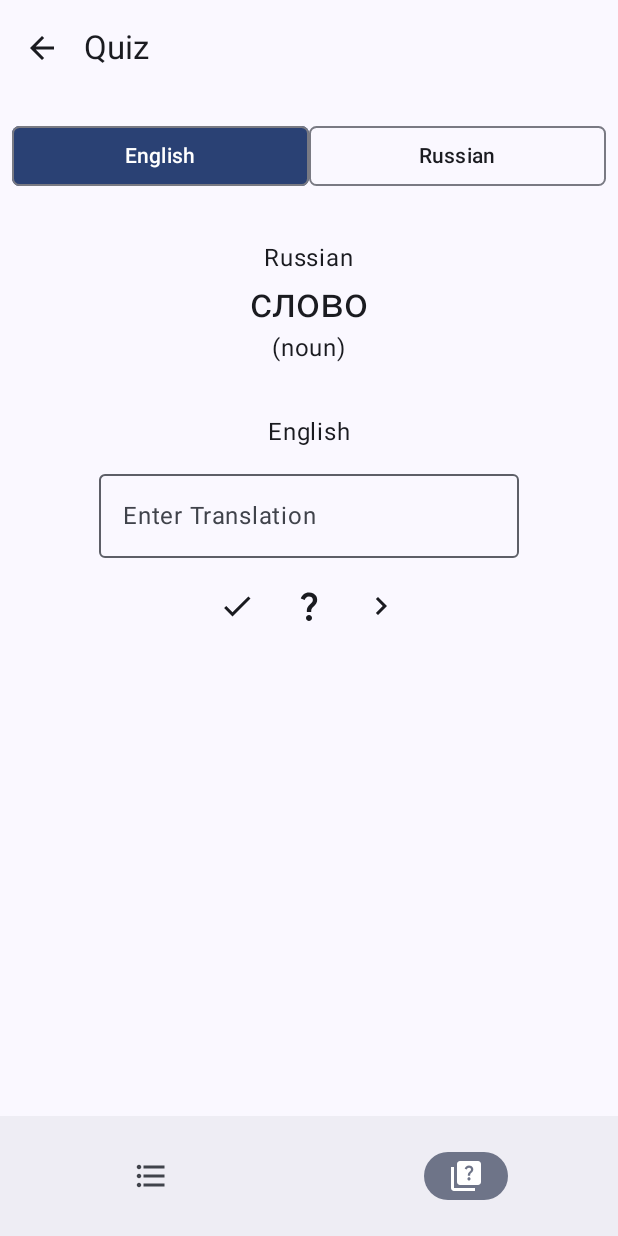
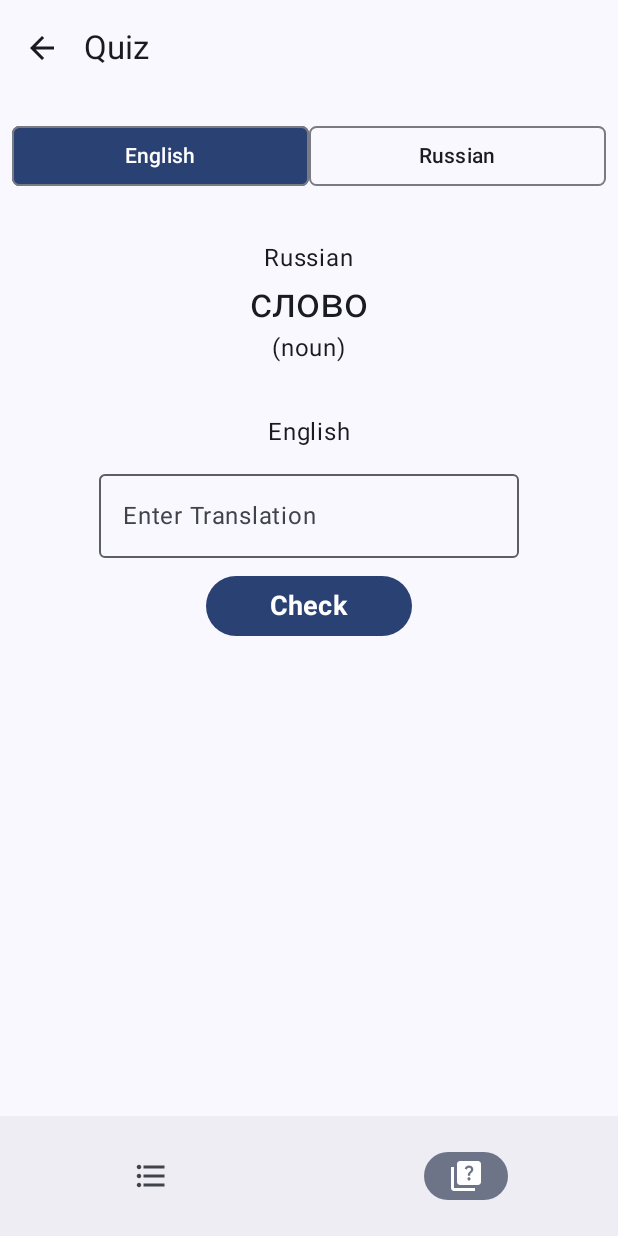
Before and after one commit to xmil9/slovo, an Android app built with Jetpack Compose: the quiz screen opened through its navigation route, on a phone screen of 412 x 824 dp. Run offline under Robolectric (Android 15) with nearby library versions, the phone set to English and light mode, and no system bars; our stand-ins replace Room's generated code.

Commit message:
Polish quiz workflow and appearance.

```diff
--- a/app/src/main/java/net/mikelindner/slovo/WordQuizView.kt
+++ b/app/src/main/java/net/mikelindner/slovo/WordQuizView.kt
@@ -1,46 +1,46 @@
 package net.mikelindner.slovo
 
-import android.media.MediaPlayer
 import androidx.compose.foundation.layout.Arrangement
 import androidx.compose.foundation.layout.Column
 import androidx.compose.foundation.layout.Row
 import androidx.compose.foundation.layout.Spacer
-import androidx.compose.foundation.layout.calculateStartPadding
 import androidx.compose.foundation.layout.fillMaxSize
 import androidx.compose.foundation.layout.fillMaxWidth
 import androidx.compose.foundation.layout.height
 import androidx.compose.foundation.layout.padding
 import androidx.compose.foundation.shape.CornerSize
 import androidx.compose.foundation.shape.RoundedCornerShape
+import androidx.compose.foundation.text.KeyboardActions
+import androidx.compose.foundation.text.KeyboardOptions
 import androidx.compose.material.icons.Icons
 import androidx.compose.material.icons.filled.Check
 import androidx.compose.material.icons.filled.Close
-import androidx.compose.material.icons.filled.KeyboardArrowRight
 import androidx.compose.material3.Button
 import androidx.compose.material3.ButtonColors
 import androidx.compose.material3.ButtonDefaults
 import androidx.compose.material3.Icon
-import androidx.compose.material3.IconButton
 import androidx.compose.material3.MaterialTheme
 import androidx.compose.material3.OutlinedButton
 import androidx.compose.material3.OutlinedTextField
 import androidx.compose.material3.Scaffold
 import androidx.compose.material3.Text
-import androidx.compose.material3.TextButton
 import androidx.compose.runtime.Composable
+import androidx.compose.runtime.LaunchedEffect
 import androidx.compose.runtime.mutableStateOf
 import androidx.compose.runtime.remember
 import androidx.compose.ui.Alignment
 import androidx.compose.ui.Modifier
 import androidx.compose.ui.draw.scale
+import androidx.compose.ui.focus.FocusRequester
+import androidx.compose.ui.focus.focusRequester
 import androidx.compose.ui.graphics.Color
-import androidx.compose.ui.modifier.ModifierLocalMap
 import androidx.compose.ui.platform.LocalContext
-import androidx.compose.ui.res.painterResource
-import androidx.compose.ui.text.TextStyle
+import androidx.compose.ui.platform.LocalFocusManager
+import androidx.compose.ui.text.font.FontWeight
+import androidx.compose.ui.text.input.ImeAction
 import androidx.compose.ui.tooling.preview.Preview
-import androidx.compose.ui.unit.LayoutDirection
 import androidx.compose.ui.unit.dp
+import androidx.compose.ui.unit.sp
 import androidx.navigation.NavHostController
 import net.mikelindner.slovo.ui.theme.SlovoTheme
 
@@ -59,9 +59,37 @@ fun WordQuizView(
     navBack: () -> Unit,
     bottomBar: @Composable () -> Unit
 ) {
-    var revealTranslation = remember { mutableStateOf(false) }
+    var showCheckButton = remember { mutableStateOf(true) }
+    var showNextButton = remember { mutableStateOf(false) }
+    var showTranslation = remember { mutableStateOf(false) }
     var showResult = remember { mutableStateOf(false) }
     var isCorrect = remember { mutableStateOf(false) }
+
+    val focusManager = LocalFocusManager.current
+    val focusRequester = remember { FocusRequester() }
+
+    fun onCheckTranslation() {
+        focusManager.clearFocus()
+        isCorrect.value = vm.checkTranslation()
+        showResult.value = true
+        showTranslation.value = true
+        showCheckButton.value = false
+        showNextButton.value = true
+    }
+
+    fun onNextWord() {
+        showTranslation.value = false
+        showResult.value = false
+        showCheckButton.value = true
+        showNextButton.value = false
+        vm.nextWord()
+        focusRequester.requestFocus()
+    }
+
+    // Sets focus to focus requester initially.
+    LaunchedEffect(Unit) {
+        focusRequester.requestFocus()
+    }
 
     Scaffold(
         bottomBar = bottomBar,
@@ -112,46 +140,51 @@ fun WordQuizView(
             Text(vm.toLanguage)
             OutlinedTextField(
                 label = { Text("Enter Translation") },
-                modifier = Modifier.padding(top = 8.dp, bottom = 8.dp),
+                modifier = Modifier
+                    .focusRequester(focusRequester)
+                    .padding(top = 8.dp, bottom = 8.dp),
                 onValueChange = { vm.enteredTranslation = it },
+                keyboardOptions = KeyboardOptions(imeAction = ImeAction.Done),
+                keyboardActions = KeyboardActions(
+                    onDone = { onCheckTranslation() }
+                ),
                 singleLine = true,
                 value = vm.enteredTranslation
             )
 
-            Row {
-                IconButton(
-                    onClick = {
-                        isCorrect.value = vm.checkTranslation()
-                        showResult.value = true
-                        revealTranslation.value = true
+            Row() {
+                Spacer(modifier = Modifier.weight(1f))
+
+                if (showCheckButton.value) {
+                    Button(
+                        modifier = Modifier.weight(1f),
+                        onClick = { onCheckTranslation() }
+                    ) {
+                        Text(
+                            text = "Check",
+                            fontWeight = FontWeight.Bold,
+                            fontSize = 18.sp,
+                        )
                     }
-                ) {
-                    Icon(imageVector = Icons.Filled.Check, contentDescription = "Check")
                 }
 
-                IconButton(
-                    onClick = {
-                        revealTranslation.value = true
+                if (showNextButton.value) {
+                    Button(
+                        modifier = Modifier.weight(1f),
+                        onClick = { onNextWord() },
+                    ) {
+                        Text(
+                            text= "Next >",
+                            fontWeight = FontWeight.Bold,
+                            fontSize = 18.sp,
+                        )
                     }
-                ) {
-                    Icon(
-                        painter = painterResource(id = R.drawable.question_mark_24),
-                        contentDescription = "Reveal"
-                    )
                 }
 
-                IconButton(
-                    onClick = {
-                        revealTranslation.value = false
-                        showResult.value = false
-                        vm.nextWord()
-                    }
-                ) {
-                    Icon(imageVector = Icons.Filled.KeyboardArrowRight, contentDescription = "Next")
-                }
+                Spacer(modifier = Modifier.weight(1f))
             }
 
-            if (revealTranslation.value) {
+            if (showTranslation.value) {
                 Text(
                     vm.to,
                     modifier = Modifier.padding(8.dp),
```
